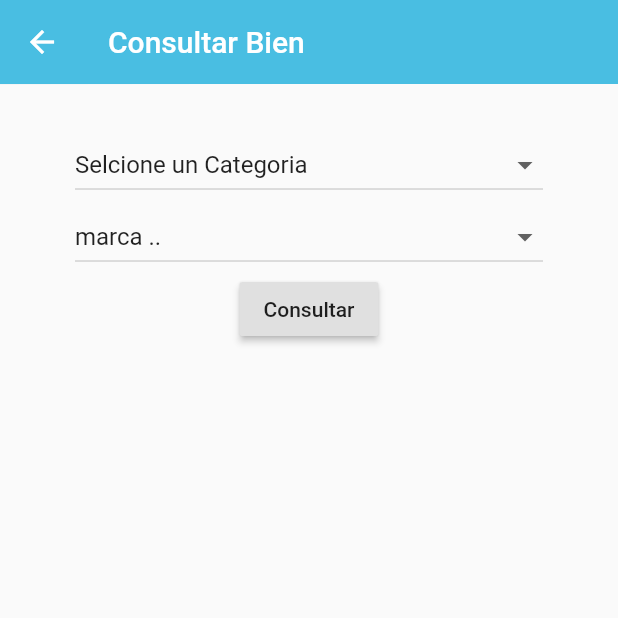
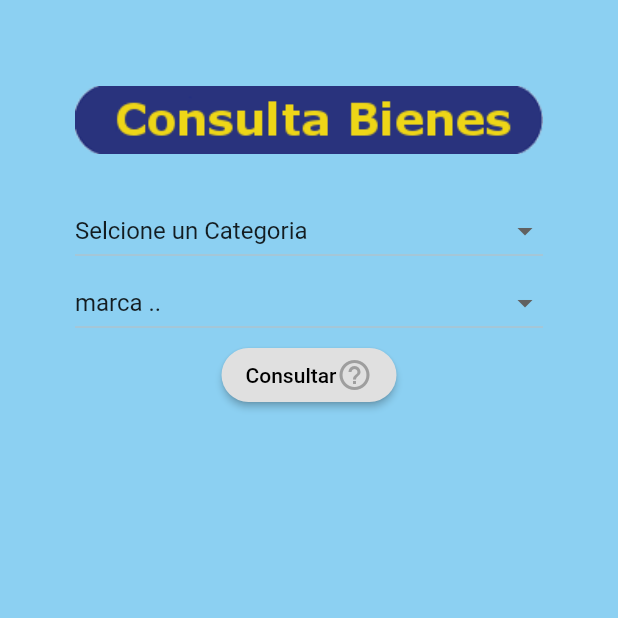
Before and after one commit to jsepulvedai1/Registralo, a Flutter app: the Home screen opened directly, on a phone screen of 412 x 824 dp, the top half of it. Run offline on Flutter 3.47's test engine with Material 2 defaults, Android fonts, the phone set to English and light mode, and no system bars; our stand-ins replace carousel_pro, device_info, geolocator, local_auth, simple_animations, splashscreen; missing offline and left inert: direct_select, imei_plugin; network calls fail; project files that could hold a hidden picture were left out.

Commit message:
cambios consulta bien diseño

```diff
--- a/lib/src/pages/LoginForm.dart
+++ b/lib/src/pages/LoginForm.dart
@@ -156,15 +156,13 @@ class _FormPageState extends State<FormPage> {
 
       debugShowCheckedModeBanner: false,
       home: new Scaffold(
-         backgroundColor: Color.fromRGBO(140, 208, 242, 1),
+
+        backgroundColor: Color.fromRGBO(140, 208, 242, 1),
 
         key: scaffoldKey,
 
         body:
-        Container(
-           color: Color.fromRGBO(255, 255, 255, 1),
-           height: 600,
-          child:
+
         SingleChildScrollView(
           child: Padding(
           padding: const EdgeInsets.all(20.0),
@@ -295,7 +293,7 @@ class _FormPageState extends State<FormPage> {
           ),
         )
         )
-        ),
+
 
         )
         );
--- a/lib/src/pages/consultaBien.dart
+++ b/lib/src/pages/consultaBien.dart
@@ -43,16 +43,30 @@ class _HomeState extends State<Home> {
   @override
   Widget build(BuildContext context) {
     return Scaffold(
-      appBar: AppBar(
-        title: Text("Consultar Bien"),
-        elevation: 0.1,
-        backgroundColor: Color.fromRGBO(73, 190, 226, 1.0),
-      ),
+
+       backgroundColor: Color.fromRGBO(140, 208, 242, 1),
+
+      // appBar: AppBar(
+      //     flexibleSpace: Image(
+      //     image: AssetImage('assets/consultaBien.png'),
+      //     fit: BoxFit.contain,
+      //     a
+
+
+      //     ),
+      //      backgroundColor: Color.fromRGBO(33, 150, 243, 1.0),
+
+
+      //   title: Text("Consultar Bien"),
+      //   elevation: 0.1,
+
+      // ),
       body: SingleChildScrollView(
         child: Container(
           padding: EdgeInsets.symmetric(horizontal: 50, vertical: 30),
             child: Column(
             children: <Widget>[
+              _crearImagen(context),
               DropdownButton<String>(
                 isExpanded: true,
                 items: _states.map((String dropDownStringItem) {
@@ -80,12 +94,27 @@ class _HomeState extends State<Home> {
               ),
 
               Center(
+
                   child: RaisedButton(
-                    child: Text('Consultar'),
+                    shape: RoundedRectangleBorder(
+                    borderRadius: BorderRadius.circular(18),
+                    //side: BorderSide(color: Color.fromRGBO(41, 51, 125, 1))
+                    ),
 
+                   child: Row(
+
+                    mainAxisSize: MainAxisSize.min,
+                    children: <Widget>[
+                    Text(
+                    "Consultar",
+                    style: new TextStyle(color: Colors.black),
+                  ),
+                    Icon(Icons.help_outline, color: Colors.grey, ),
+                    ],
+                  ),
                       onPressed: (){
                           //var rr =_login('javier','123');
-                          print('ksakk');
+
                           _getCurrentLocation();
 
 
@@ -125,6 +154,23 @@ class _HomeState extends State<Home> {
   }
 }
 
+ Widget _crearImagen(BuildContext context) {
+    return Container(
+      width: double.infinity,
+      child: GestureDetector(
+        onTap: ()=> Navigator.pushNamed(context, 'scroll'),
+        child:
+        Image.asset('assets/consultaBien.png',height: 100.0,
+          fit: BoxFit.contain,),
+
+
+
+
+        ),
+      );
+
+  }
+
 Future<List> _login(user,pass) async {
   final response = await http.post("http://192.168.43.41/dashboard/my_site/get_data.php", body: {
    "username": user.text,
```
Also changed, not shown: assets/consultaBien.png (added).
